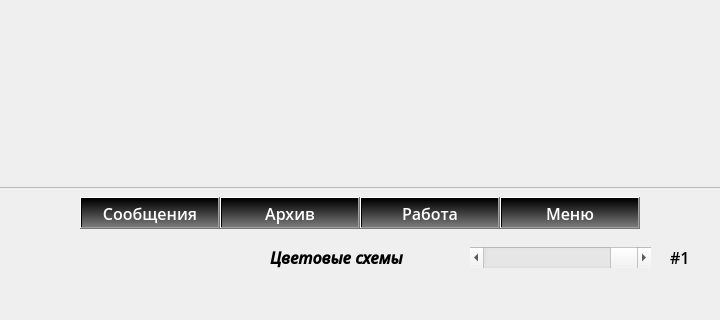
The window that mainwindow.ui (tomyqg/topaz-m) describes before a commit, drawn with Qt 5; both pictures show x 180 to 900 and y 480 to 800 of the 1280 by 800 pixel window.
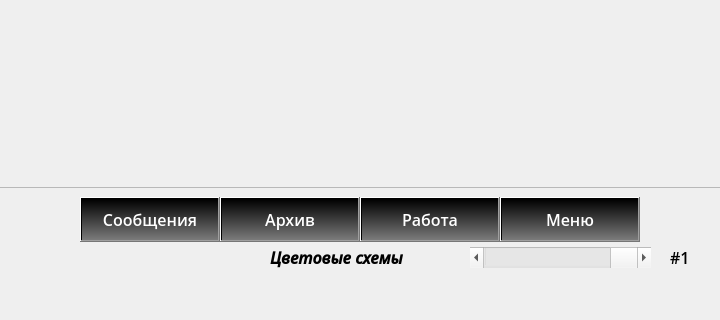
The same window after the commit. Icons and pictures are not drawn. Custom widgets are drawn as their Qt base class.

```diff
--- a/mainwindow.ui
+++ b/mainwindow.ui
@@ -127,7 +127,7 @@
       <x>680</x>
       <y>660</y>
       <width>140</width>
-      <height>32</height>
+      <height>45</height>
      </rect>
     </property>
     <property name="font">
@@ -153,7 +153,7 @@
       <x>260</x>
       <y>660</y>
       <width>140</width>
-      <height>32</height>
+      <height>45</height>
      </rect>
     </property>
     <property name="font">
@@ -434,7 +434,7 @@
       <x>400</x>
       <y>660</y>
       <width>140</width>
-      <height>32</height>
+      <height>45</height>
      </rect>
     </property>
     <property name="font">
@@ -460,7 +460,7 @@
       <x>540</x>
       <y>660</y>
       <width>140</width>
-      <height>32</height>
+      <height>45</height>
      </rect>
     </property>
     <property name="font">
```
